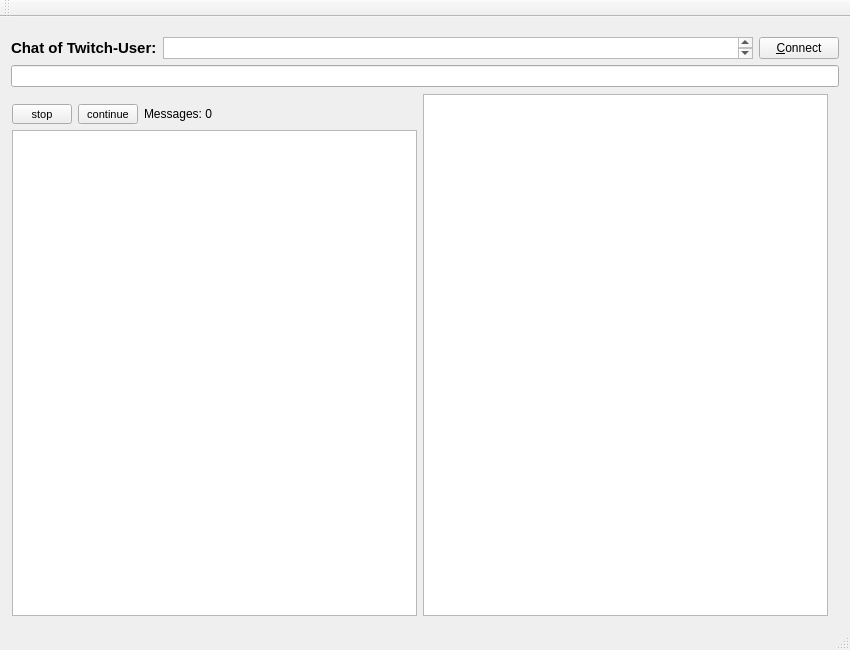
Qt form mainwindow.ui (TutorExilius/TwitchChatMan) before a commit.
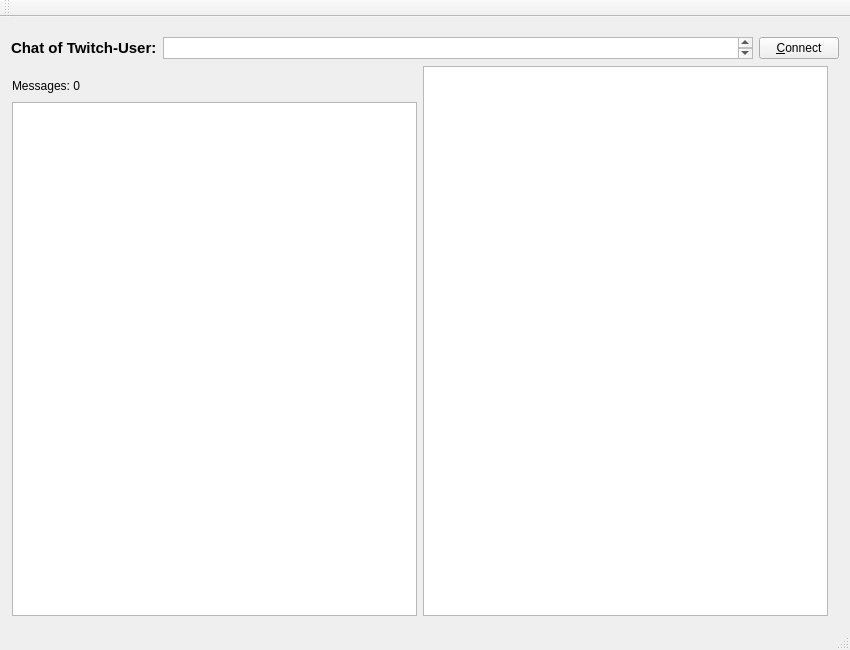
The same form after that commit.

```diff
--- a/mainwindow.ui
+++ b/mainwindow.ui
@@ -92,9 +92,6 @@
       </item>
      </layout>
     </item>
-    <item>
-     <widget class="QLineEdit" name="lineEdit_password"/>
-    </item>
     <item>
      <widget class="QWidget" name="horizontalWidget_chatFields" native="true">
       <property name="enabled">
@@ -129,48 +126,6 @@
            <property name="topMargin">
             <number>10</number>
            </property>
-           <item>
-            <widget class="QPushButton" name="pushButton_stop">
-             <property name="sizePolicy">
-              <sizepolicy hsizetype="Minimum" vsizetype="Minimum">
-               <horstretch>0</horstretch>
-               <verstretch>0</verstretch>
-              </sizepolicy>
-             </property>
-             <property name="maximumSize">
-              <size>
-               <width>60</width>
-               <height>20</height>
-              </size>
-             </property>
-             <property name="font">
-              <font>
-               <pointsize>8</pointsize>
-              </font>
-             </property>
-             <property name="text">
-              <string>stop</string>
-             </property>
-            </widget>
-           </item>
-           <item>
-            <widget class="QPushButton" name="pushButton_continue">
-             <property name="maximumSize">
-              <size>
-               <width>60</width>
-               <height>20</height>
-              </size>
-             </property>
-             <property name="font">
-              <font>
-               <pointsize>8</pointsize>
-              </font>
-             </property>
-             <property name="text">
-              <string>continue</string>
-             </property>
-            </widget>
-           </item>
            <item>
             <widget class="QLabel" name="label_countMessages">
              <property name="sizePolicy">
```
